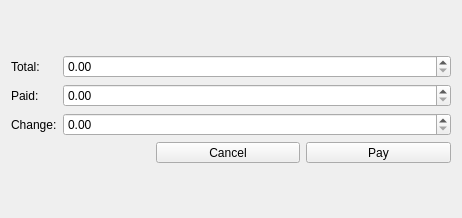
This is pos-fe/gui/dialogs/makepaymentdialog.ui in sadeqAlbana/Snono-ERP as Qt 5 draws it before an edit. The edited form follows.
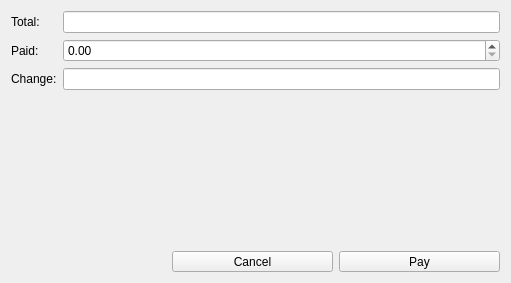
This is the edited form. Icons and pictures are not drawn.

Patch:
```diff
--- a/pos-fe/gui/dialogs/makepaymentdialog.ui
+++ b/pos-fe/gui/dialogs/makepaymentdialog.ui
@@ -6,32 +6,16 @@
    <rect>
     <x>0</x>
     <y>0</y>
-    <width>462</width>
-    <height>218</height>
+    <width>511</width>
+    <height>283</height>
    </rect>
   </property>
   <property name="windowTitle">
    <string>Dialog</string>
   </property>
-  <layout class="QVBoxLayout" name="verticalLayout_2">
-   <item>
     <layout class="QVBoxLayout" name="verticalLayout">
      <item>
-      <layout class="QGridLayout" name="gridLayout">
-       <item row="2" column="0">
-        <widget class="QLabel" name="changeLabel">
-         <property name="text">
-          <string>Change:</string>
-         </property>
-        </widget>
-       </item>
-       <item row="1" column="0">
-        <widget class="QLabel" name="paidLabel">
-         <property name="text">
-          <string>Paid:</string>
-         </property>
-        </widget>
-       </item>
+    <layout class="QFormLayout" name="formLayout">
        <item row="0" column="0">
         <widget class="QLabel" name="totalLabel">
          <property name="text">
@@ -39,6 +23,20 @@
          </property>
         </widget>
        </item>
+     <item row="0" column="1">
+      <widget class="QLineEdit" name="totalLE">
+       <property name="readOnly">
+        <bool>true</bool>
+       </property>
+      </widget>
+     </item>
+     <item row="1" column="0">
+      <widget class="QLabel" name="paidLabel">
+       <property name="text">
+        <string>Paid:</string>
+       </property>
+      </widget>
+     </item>
        <item row="1" column="1">
         <widget class="QDoubleSpinBox" name="paidSpinBox">
          <property name="sizePolicy">
@@ -52,29 +50,17 @@
          </property>
         </widget>
        </item>
-       <item row="0" column="1">
-        <widget class="QDoubleSpinBox" name="totalSpinBox">
-         <property name="sizePolicy">
-          <sizepolicy hsizetype="Expanding" vsizetype="Fixed">
-           <horstretch>0</horstretch>
-           <verstretch>0</verstretch>
-          </sizepolicy>
-         </property>
-         <property name="maximum">
-          <double>10000000000000.000000000000000</double>
+     <item row="2" column="0">
+      <widget class="QLabel" name="changeLabel">
+       <property name="text">
+        <string>Change:</string>
          </property>
         </widget>
        </item>
        <item row="2" column="1">
-        <widget class="QDoubleSpinBox" name="changeSpinBox">
-         <property name="sizePolicy">
-          <sizepolicy hsizetype="Expanding" vsizetype="Fixed">
-           <horstretch>0</horstretch>
-           <verstretch>0</verstretch>
-          </sizepolicy>
-         </property>
-         <property name="maximum">
-          <double>10000000000000.000000000000000</double>
+      <widget class="QLineEdit" name="changeLE">
+       <property name="readOnly">
+        <bool>true</bool>
          </property>
         </widget>
        </item>
@@ -146,8 +132,6 @@
           <enum>Qt::ToolButtonTextUnderIcon</enum>
          </property>
         </widget>
-       </item>
-      </layout>
      </item>
     </layout>
    </item>
```
Lines whose indentation alone changed are shown as unchanged.
